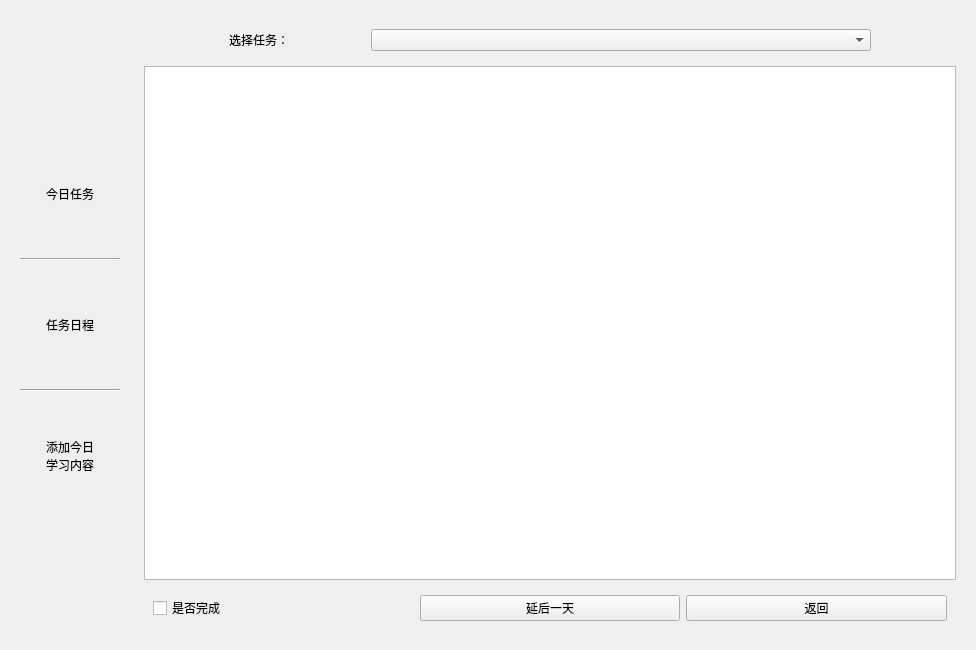
The window that Study/add_plan.ui (Gyh-NKU/ourQTHomework) describes before a commit, drawn with Qt 5.
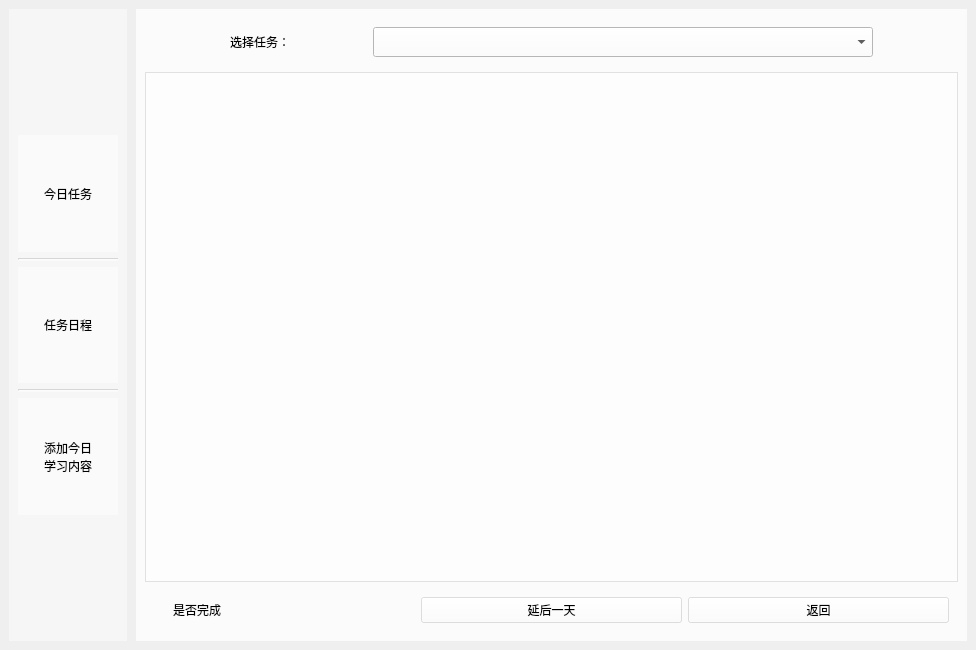
The same window after the commit.

The edit to the form file:
```diff
--- a/Study/add_plan.ui
+++ b/Study/add_plan.ui
@@ -11,12 +11,54 @@
    </rect>
   </property>
   <property name="windowTitle">
-   <string>Form</string>
+   <string>学习空间</string>
+  </property>
+  <property name="styleSheet">
+   <string notr="true"/>
+  </property>
+  <layout class="QVBoxLayout" name="verticalLayout_5">
+   <property name="leftMargin">
+    <number>0</number>
+   </property>
+   <property name="topMargin">
+    <number>0</number>
+   </property>
+   <property name="rightMargin">
+    <number>0</number>
+   </property>
+   <property name="bottomMargin">
+    <number>0</number>
+   </property>
+   <item>
+    <widget class="QWidget" name="widget_3" native="true">
+     <property name="styleSheet">
+      <string notr="true"/>
   </property>
   <layout class="QHBoxLayout" name="horizontalLayout">
+      <property name="spacing">
+       <number>9</number>
+      </property>
+      <property name="leftMargin">
+       <number>9</number>
+      </property>
+      <property name="topMargin">
+       <number>9</number>
+      </property>
+      <property name="rightMargin">
+       <number>9</number>
+      </property>
+      <property name="bottomMargin">
+       <number>9</number>
+      </property>
    <item>
     <widget class="QWidget" name="widget" native="true">
+        <property name="styleSheet">
+         <string notr="true">background-color: rgba(255, 255, 255, 115);</string>
+        </property>
      <layout class="QVBoxLayout" name="verticalLayout_2">
+         <property name="leftMargin">
+          <number>9</number>
+         </property>
       <item>
        <spacer name="verticalSpacer">
         <property name="orientation">
@@ -53,6 +95,10 @@
         <property name="layoutDirection">
          <enum>Qt::LeftToRight</enum>
         </property>
+           <property name="styleSheet">
+            <string notr="true">background-color: rgba(255, 255, 255, 115);
+font: 10pt &quot;微软雅黑&quot;;</string>
+           </property>
         <property name="text">
          <string>今日任务</string>
         </property>
@@ -88,6 +134,10 @@
           <height>100</height>
          </size>
         </property>
+           <property name="styleSheet">
+            <string notr="true">background-color: rgba(255, 255, 255, 115);
+font: 10pt &quot;微软雅黑&quot;;</string>
+           </property>
         <property name="text">
          <string>任务日程</string>
         </property>
@@ -117,6 +167,10 @@
           <height>100</height>
          </size>
         </property>
+           <property name="styleSheet">
+            <string notr="true">background-color: rgba(255, 255, 255, 115);
+font: 10pt &quot;微软雅黑&quot;;</string>
+           </property>
         <property name="text">
          <string>添加今日
 学习内容</string>
@@ -144,6 +198,9 @@
    </item>
    <item>
     <widget class="QStackedWidget" name="stackwidget">
+        <property name="styleSheet">
+         <string notr="true">background-color: rgba(255, 255, 255, 125);</string>
+        </property>
      <property name="currentIndex">
       <number>0</number>
      </property>
@@ -151,6 +208,9 @@
       <layout class="QVBoxLayout" name="verticalLayout_3">
        <item>
         <widget class="QWidget" name="widget_6" native="true">
+            <property name="styleSheet">
+             <string notr="true">background-color: rgba(255, 255, 255,0);</string>
+            </property>
          <layout class="QHBoxLayout" name="horizontalLayout_4">
           <item>
            <spacer name="horizontalSpacer">
@@ -190,9 +250,12 @@
             <property name="minimumSize">
              <size>
               <width>500</width>
-              <height>0</height>
-             </size>
-            </property>
+                 <height>30</height>
+                </size>
+               </property>
+               <property name="styleSheet">
+                <string notr="true">background-color: rgba(255, 255, 255);</string>
+               </property>
            </widget>
           </item>
           <item>
@@ -212,10 +275,17 @@
         </widget>
        </item>
        <item>
-        <widget class="QTextBrowser" name="textBrowser_2"/>
+           <widget class="QTextBrowser" name="textBrowser_2">
+            <property name="styleSheet">
+             <string notr="true"/>
+            </property>
+           </widget>
        </item>
        <item>
         <widget class="QWidget" name="widget_7" native="true">
+            <property name="styleSheet">
+             <string notr="true">background-color: rgba(255, 255, 255, 0);</string>
+            </property>
          <layout class="QHBoxLayout" name="horizontalLayout_5">
           <item>
            <widget class="QCheckBox" name="checkBox">
@@ -226,6 +296,9 @@
           </item>
           <item>
            <widget class="QPushButton" name="btn_delay">
+               <property name="styleSheet">
+                <string notr="true">background-color: rgba(255, 255, 255, 115);</string>
+               </property>
             <property name="text">
              <string>延后一天</string>
             </property>
@@ -233,6 +306,9 @@
           </item>
           <item>
            <widget class="QPushButton" name="btn_back2">
+               <property name="styleSheet">
+                <string notr="true">background-color: rgba(255, 255, 255, 115);</string>
+               </property>
             <property name="text">
              <string>返回</string>
             </property>
@@ -259,7 +335,11 @@
         <widget class="QWidget" name="widget_8" native="true">
          <layout class="QHBoxLayout" name="horizontalLayout_6">
           <item>
-           <widget class="QCalendarWidget" name="calendarWidget"/>
+              <widget class="QCalendarWidget" name="calendarWidget">
+               <property name="styleSheet">
+                <string notr="true">background-color: rgb(186, 135, 243);</string>
+               </property>
+              </widget>
           </item>
           <item>
            <widget class="QTableView" name="tableView_2"/>
@@ -345,6 +425,9 @@
        </item>
       </layout>
      </widget>
+       </widget>
+      </item>
+     </layout>
     </widget>
    </item>
   </layout>
```
Lines whose indentation alone changed are shown as unchanged.
